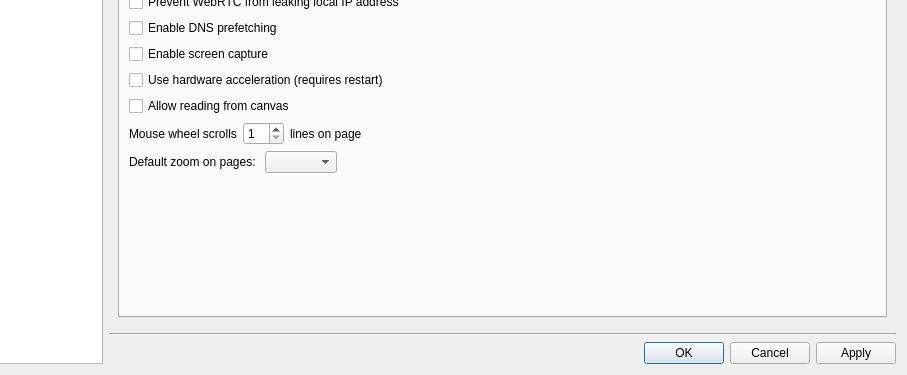
Above: src/lib/preferences/preferences.ui from RandyMcMillan/falkon before the change; both pictures show x 128 to 1035 and y 352 to 727 of the 1035 by 727 pixel window. Below: the same form after it.
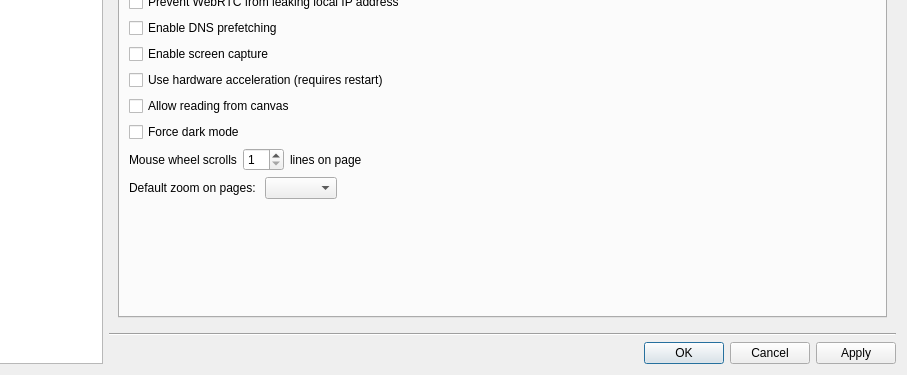
That is the form after the change. The open tabs and pages were chosen to show the change. Custom widgets are drawn as their Qt base class.

Commit message: Add support for Qt6.7 ForceDarkMode web attribute

```diff
--- a/src/lib/preferences/preferences.ui
+++ b/src/lib/preferences/preferences.ui
@@ -1138,6 +1138,13 @@
                    </property>
                   </widget>
                  </item>
+                 <item>
+                  <widget class="QCheckBox" name="forceDarkMode">
+                   <property name="text">
+                    <string>Force dark mode</string>
+                   </property>
+                  </widget>
+                 </item>
                 </layout>
                </item>
                <item row="2" column="0">
```
The commit also changes 5 other files.
